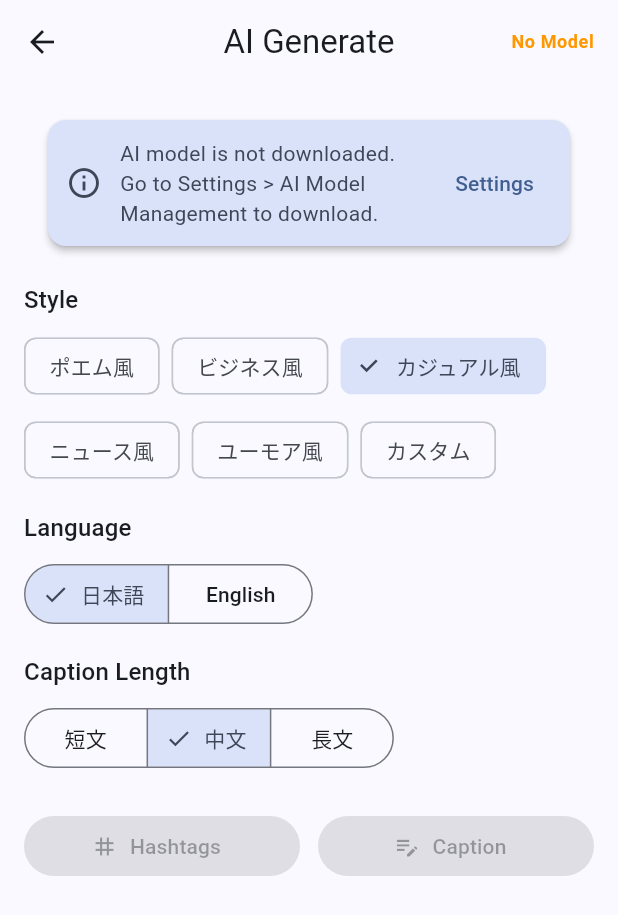
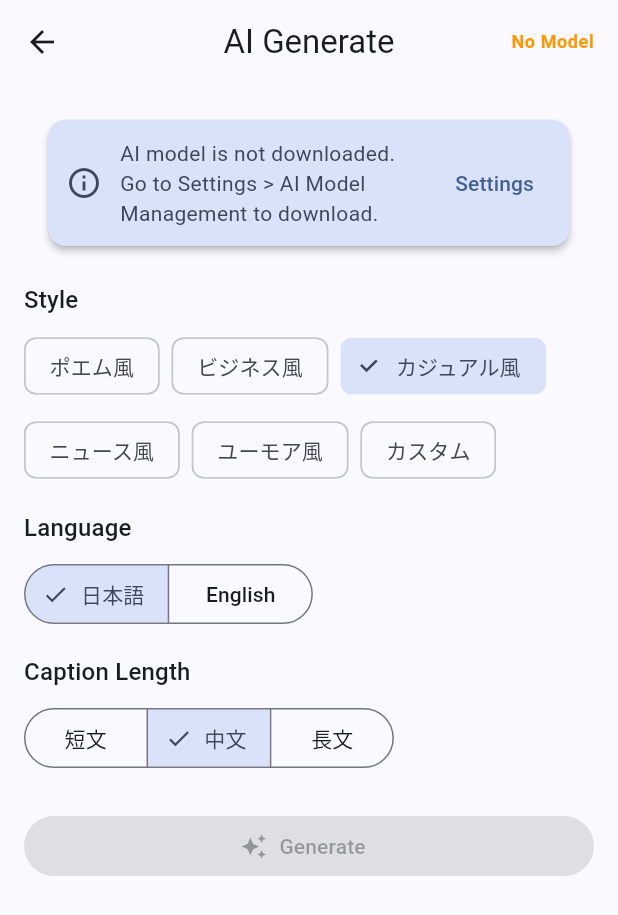
Before and after one commit to kuroneko4423/daiary, a Flutter app: the AIGenerateScreen screen opened by its route, on a phone screen of 412 x 824 dp. Shown: the top 915 px of the screen. Run offline on Flutter 3.47's test engine with Material 3 defaults, Android fonts, the phone set to English and light mode, and no system bars; our stand-ins replace camera, connectivity_plus, dio, flutter_riverpod, go_router, google_mobile_ads and 6 more; missing offline and left inert: exif; accounts and stored records are empty; network calls fail.

Commit message:
feat: ハッシュタグと投稿文の生成ボタンを統合

```diff
--- a/apps/offline/lib/features/ai_generate/presentation/screens/ai_generate_screen.dart
+++ b/apps/offline/lib/features/ai_generate/presentation/screens/ai_generate_screen.dart
@@ -169,45 +169,31 @@ class _AIGenerateScreenState extends ConsumerState<AIGenerateScreen> {
             ),
             const SizedBox(height: 24),
 
-            // Generate buttons
-            Row(
-              children: [
-                Expanded(
+            // Generate button
+            SizedBox(
+              width: double.infinity,
               child: FilledButton.icon(
-                    onPressed:
-                        aiState.isLoadingHashtags || !aiState.isModelReady
+                onPressed: aiState.isLoadingHashtags ||
+                        aiState.isLoadingCaption ||
+                        !aiState.isModelReady
                     ? null
-                            : () => _generateHashtags(),
-                    icon: aiState.isLoadingHashtags
+                    : () => _generateAll(),
+                icon: aiState.isLoadingHashtags || aiState.isLoadingCaption
                     ? const SizedBox(
                         width: 16,
                         height: 16,
                         child: CircularProgressIndicator(
                             strokeWidth: 2, color: Colors.white),
                       )
-                        : const Icon(Icons.tag),
-                    label: const Text('Hashtags'),
+                    : const Icon(Icons.auto_awesome),
+                label: Text(
+                  aiState.isLoadingHashtags
+                      ? 'Generating Hashtags...'
+                      : aiState.isLoadingCaption
+                          ? 'Generating Caption...'
+                          : 'Generate',
                 ),
               ),
-                const SizedBox(width: 12),
-                Expanded(
-                  child: FilledButton.icon(
-                    onPressed:
-                        aiState.isLoadingCaption || !aiState.isModelReady
-                            ? null
-                            : () => _generateCaption(),
-                    icon: aiState.isLoadingCaption
-                        ? const SizedBox(
-                            width: 16,
-                            height: 16,
-                            child: CircularProgressIndicator(
-                                strokeWidth: 2, color: Colors.white),
-                          )
-                        : const Icon(Icons.edit_note),
-                    label: const Text('Caption'),
-                  ),
-                ),
-              ],
             ),
             const SizedBox(height: 16),
 
@@ -303,6 +289,25 @@ class _AIGenerateScreenState extends ConsumerState<AIGenerateScreen> {
     );
   }
 
+  Future<void> _generateAll() async {
+    final photoPath = widget.photoPath ?? '';
+    final language = ref.read(selectedLanguageProvider);
+    final style = ref.read(selectedStyleProvider);
+    final length = ref.read(selectedLengthProvider);
+    final customPrompt = style == GenerationStyle.custom
+        ? _customPromptController.text
+        : null;
+
+    await ref.read(aiGenerateNotifierProvider.notifier).generateAll(
+          photoLocalPath: photoPath,
+          language: language,
+          style: style,
+          length: length,
+          customPrompt: customPrompt,
+        );
+    ref.read(adServiceProvider).showInterstitialIfNeeded();
+  }
+
   Future<void> _generateHashtags() async {
     final photoPath = widget.photoPath ?? '';
     final language = ref.read(selectedLanguageProvider);
```
Also changed, not shown: apps/offline/lib/features/ai_generate/presentation/providers/ai_generate_provider.dart (+25 -0 lines). Lines whose indentation alone changed are shown as unchanged.
